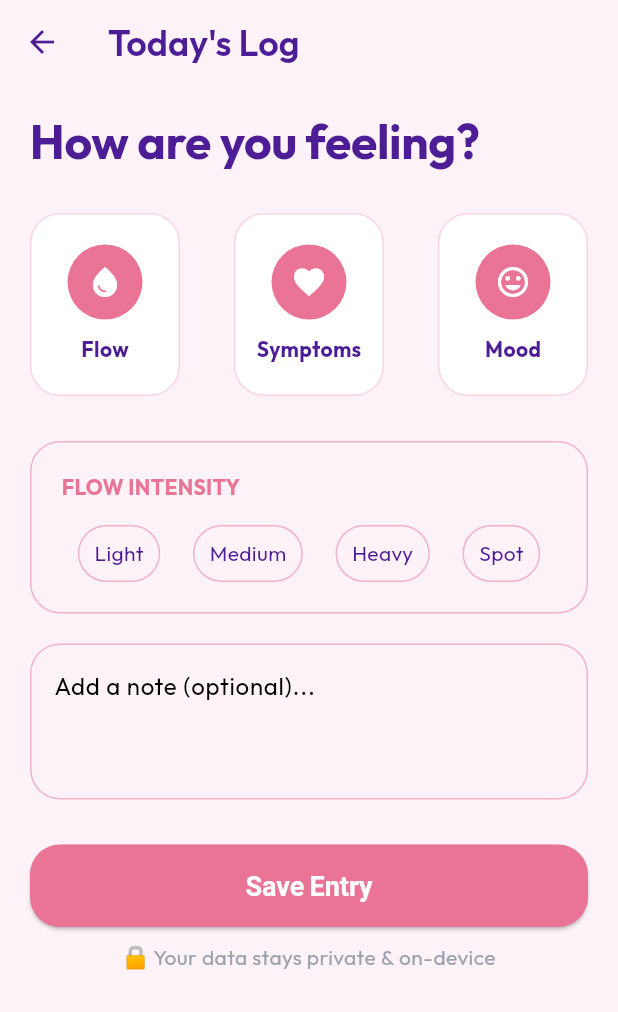
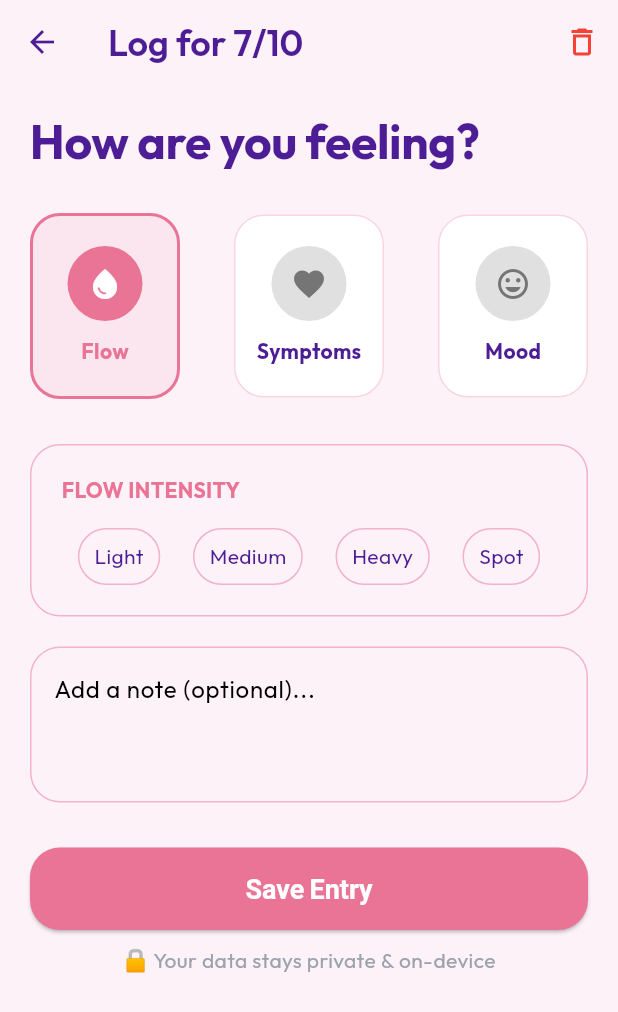
Before and after one commit to sathira21/CycleTracket, a Flutter app: the DailyLoggingScreen screen opened directly, on a phone screen of 412 x 824 dp. Shown: the top 1012 px of the screen. Run offline on Flutter 3.47's test engine with Material 3 defaults, Android fonts, the phone set to English and light mode, and no system bars; our stand-ins replace google_fonts, hive, hive_flutter, table_calendar; accounts and stored records are empty.

Commit message:
Implement Daily Log CRUD and Dashboard Integration

```diff
--- a/lib/main.dart
+++ b/lib/main.dart
@@ -9,6 +9,7 @@ import 'services/local_storage_service.dart';
 import 'services/pin_service.dart';
 import 'services/saved_articles_store.dart';
 import 'services/session_state.dart';
+import 'services/daily_log_store.dart';
 import 'theme/app_theme.dart';
 import 'widgets/test_mode_overlay.dart';
 
@@ -19,6 +20,7 @@ void main() async {
 
   await LocalStorageService.init();
   await SavedArticlesStore.init();
+  await DailyLogStore.init();
 
   // Dev/test seed: flutter run --dart-define=DEMO_PIN=1234
   const demoPin = String.fromEnvironment('DEMO_PIN');
--- /dev/null
+++ b/lib/models/daily_log.dart
@@ -0,0 +1,29 @@
+import 'package:hive/hive.dart';
+
+part 'daily_log.g.dart';
+
+@HiveType(typeId: 2)
+class DailyLog extends HiveObject {
+  @HiveField(0)
+  DateTime date;
+
+  @HiveField(1)
+  String flowIntensity;
+
+  @HiveField(2)
+  String symptoms;
+
+  @HiveField(3)
+  String mood;
+
+  @HiveField(4)
+  String note;
+
+  DailyLog({
+    required this.date,
+    required this.flowIntensity,
+    required this.symptoms,
+    required this.mood,
+    required this.note,
+  });
+}
--- a/lib/screens/daily_logging_screen.dart
+++ b/lib/screens/daily_logging_screen.dart
@@ -1,17 +1,94 @@
 import 'package:flutter/material.dart';
 import '../theme/app_theme.dart';
+import '../models/daily_log.dart';
+import '../services/daily_log_store.dart';
 
-class DailyLoggingScreen extends StatelessWidget {
-  const DailyLoggingScreen({super.key});
+class DailyLoggingScreen extends StatefulWidget {
+  final DateTime? date;
+  const DailyLoggingScreen({super.key, this.date});
+
+  @override
+  State<DailyLoggingScreen> createState() => _DailyLoggingScreenState();
+}
+
+class _DailyLoggingScreenState extends State<DailyLoggingScreen> {
+  String _selectedFlow = '';
+  String _selectedSymptoms = '';
+  String _selectedMood = '';
+  final TextEditingController _noteController = TextEditingController();
+
+  late DateTime _logDate;
+
+  @override
+  void initState() {
+    super.initState();
+    _logDate = widget.date ?? DateTime.now();
+    // Load existing log if any
+    final existingLog = DailyLogStore.getLogForDate(_logDate);
+    if (existingLog != null) {
+      _selectedFlow = existingLog.flowIntensity;
+      _selectedSymptoms = existingLog.symptoms;
+      _selectedMood = existingLog.mood;
+      _noteController.text = existingLog.note;
+    }
+  }
+
+  @override
+  void dispose() {
+    _noteController.dispose();
+    super.dispose();
+  }
+
+  void _saveLog() async {
+    final log = DailyLog(
+      date: _logDate,
+      flowIntensity: _selectedFlow,
+      symptoms: _selectedSymptoms,
+      mood: _selectedMood,
+      note: _noteController.text,
+    );
+    await DailyLogStore.saveLog(log);
+
+    if (mounted) {
+      Navigator.pop(context);
+      ScaffoldMessenger.of(context).showSnackBar(
+        const SnackBar(
+          content: Text('Saved Offline ✅', textAlign: TextAlign.center, style: TextStyle(fontWeight: FontWeight.bold)),
+          backgroundColor: Colors.green,
+          behavior: SnackBarBehavior.floating,
+        )
+      );
+    }
+  }
+
+  void _deleteLog() async {
+    await DailyLogStore.deleteLog(_logDate);
+    if (mounted) {
+      Navigator.pop(context);
+      ScaffoldMessenger.of(context).showSnackBar(
+        const SnackBar(
+          content: Text('Log Deleted 🗑️', textAlign: TextAlign.center, style: TextStyle(fontWeight: FontWeight.bold)),
+          backgroundColor: Colors.redAccent,
+          behavior: SnackBarBehavior.floating,
+        )
+      );
+    }
+  }
 
   @override
   Widget build(BuildContext context) {
     return Scaffold(
       appBar: AppBar(
-        title: const Text('Today\'s Log', style: TextStyle(color: AppTheme.textDark)),
+        title: Text('Log for ${_logDate.day}/${_logDate.month}', style: const TextStyle(color: AppTheme.textDark)),
         backgroundColor: Colors.transparent,
         elevation: 0,
         iconTheme: const IconThemeData(color: AppTheme.textDark),
+        actions: [
+          IconButton(
+            icon: const Icon(Icons.delete_outline, color: Colors.red),
+            onPressed: _deleteLog,
+          ),
+        ],
       ),
       body: SingleChildScrollView(
         padding: const EdgeInsets.all(20),
@@ -23,9 +100,9 @@ class DailyLoggingScreen extends StatelessWidget {
             Row(
               mainAxisAlignment: MainAxisAlignment.spaceBetween,
               children: [
-                _buildLogButton('Flow', Icons.water_drop),
-                _buildLogButton('Symptoms', Icons.favorite),
-                _buildLogButton('Mood', Icons.mood),
+                _buildLogCategory('Flow', Icons.water_drop, _selectedSymptoms == 'Flow' || _selectedMood == 'Flow' ? false : true, () {}),
+                _buildLogCategory('Symptoms', Icons.favorite, false, () {}),
+                _buildLogCategory('Mood', Icons.mood, false, () {}),
               ],
             ),
             const SizedBox(height: 30),
@@ -40,7 +117,10 @@ class DailyLoggingScreen extends StatelessWidget {
                   Row(
                     mainAxisAlignment: MainAxisAlignment.spaceAround,
                     children: [
-                      _buildPill('Light'), _buildPill('Medium'), _buildPill('Heavy'), _buildPill('Spot'),
+                      _buildPill('Light'),
+                      _buildPill('Medium'),
+                      _buildPill('Heavy'),
+                      _buildPill('Spot'),
                     ],
                   ),
                 ],
@@ -48,6 +128,7 @@ class DailyLoggingScreen extends StatelessWidget {
             ),
             const SizedBox(height: 20),
             TextField(
+              controller: _noteController,
               decoration: InputDecoration(
                 hintText: 'Add a note (optional)...',
                 border: OutlineInputBorder(borderRadius: BorderRadius.circular(20), borderSide: const BorderSide(color: AppTheme.primaryColor)),
@@ -59,16 +140,7 @@ class DailyLoggingScreen extends StatelessWidget {
             SizedBox(
               width: double.infinity,
               child: ElevatedButton(
-                onPressed: () {
-                  Navigator.pop(context);
-                  ScaffoldMessenger.of(context).showSnackBar(
-                    const SnackBar(
-                      content: Text('Saved Offline ✅', textAlign: TextAlign.center, style: TextStyle(fontWeight: FontWeight.bold)),
-                      backgroundColor: Colors.green,
-                      behavior: SnackBarBehavior.floating,
-                    )
-                  );
-                },
+                onPressed: _saveLog,
                 child: const Text('Save Entry'),
               ),
             ),
@@ -80,33 +152,55 @@ class DailyLoggingScreen extends StatelessWidget {
     );
   }
 
-  Widget _buildLogButton(String title, IconData icon) {
-    return Container(
+  Widget _buildLogCategory(String title, IconData icon, bool isSelected, VoidCallback onTap) {
+    return GestureDetector(
+      onTap: onTap,
+      child: Container(
         width: 100,
         padding: const EdgeInsets.symmetric(vertical: 20),
         decoration: BoxDecoration(
-        color: Colors.white,
+          color: isSelected ? AppTheme.primaryColor.withOpacity(0.1) : Colors.white,
           borderRadius: BorderRadius.circular(20),
-        border: Border.all(color: AppTheme.primaryColor.withOpacity(0.3)),
+          border: Border.all(color: isSelected ? AppTheme.primaryColor : AppTheme.primaryColor.withOpacity(0.3), width: isSelected ? 2 : 1),
         ),
         child: Column(
           children: [
-          CircleAvatar(backgroundColor: AppTheme.primaryColor, radius: 25, child: Icon(icon, color: Colors.white)),
+            CircleAvatar(
+              backgroundColor: isSelected ? AppTheme.primaryColor : Colors.grey.shade300,
+              radius: 25,
+              child: Icon(icon, color: isSelected ? Colors.white : Colors.grey.shade600)
+            ),
             const SizedBox(height: 10),
-          Text(title, style: const TextStyle(fontWeight: FontWeight.bold, color: AppTheme.textDark)),
+            Text(title, style: TextStyle(fontWeight: FontWeight.bold, color: isSelected ? AppTheme.primaryColor : AppTheme.textDark)),
           ],
+        ),
       ),
     );
   }
 
   Widget _buildPill(String text) {
-    return Container(
+    bool isSelected = _selectedFlow == text;
+    return GestureDetector(
+      onTap: () {
+        setState(() {
+          _selectedFlow = text;
+        });
+      },
+      child: Container(
         padding: const EdgeInsets.symmetric(horizontal: 10, vertical: 8),
         decoration: BoxDecoration(
+          color: isSelected ? AppTheme.primaryColor : Colors.transparent,
           borderRadius: BorderRadius.circular(20),
           border: Border.all(color: AppTheme.primaryColor.withOpacity(0.5)),
         ),
-      child: Text(text, style: const TextStyle(color: AppTheme.textDark)),
+        child: Text(
+          text,
+          style: TextStyle(
+            color: isSelected ? Colors.white : AppTheme.textDark,
+            fontWeight: isSelected ? FontWeight.bold : FontWeight.normal,
+          )
+        ),
+      ),
     );
   }
 }
--- /dev/null
+++ b/lib/services/daily_log_store.dart
@@ -0,0 +1,40 @@
+import 'package:flutter/foundation.dart';
+import 'package:hive_flutter/hive_flutter.dart';
+import '../models/daily_log.dart';
+
+class DailyLogStore {
+  static const String _boxName = 'daily_logs_box';
+  static late Box<DailyLog> _box;
+
+  static Future<void> init() async {
+    Hive.registerAdapter(DailyLogAdapter());
+    _box = await Hive.openBox<DailyLog>(_boxName);
+  }
+
+  static ValueListenable<Box<DailyLog>> listenToLogs() {
+    return _box.listenable();
+  }
+
+  // CREATE / UPDATE
+  static Future<void> saveLog(DailyLog log) async {
+    String key = "${log.date.year}-${log.date.month}-${log.date.day}";
+    await _box.put(key, log);
+  }
+
+  // READ
+  static DailyLog? getLogForDate(DateTime date) {
+    String key = "${date.year}-${date.month}-${date.day}";
+    return _box.get(key);
+  }
+
+  // READ ALL
+  static List<DailyLog> getAllLogs() {
+    return _box.values.toList();
+  }
+
+  // DELETE
+  static Future<void> deleteLog(DateTime date) async {
+    String key = "${date.year}-${date.month}-${date.day}";
+    await _box.delete(key);
+  }
+}
```
Also changed, not shown: lib/screens/dashboard_screen.dart (+25 -5 lines), lib/models/daily_log.g.dart (added). Lines whose indentation alone changed are shown as unchanged.
